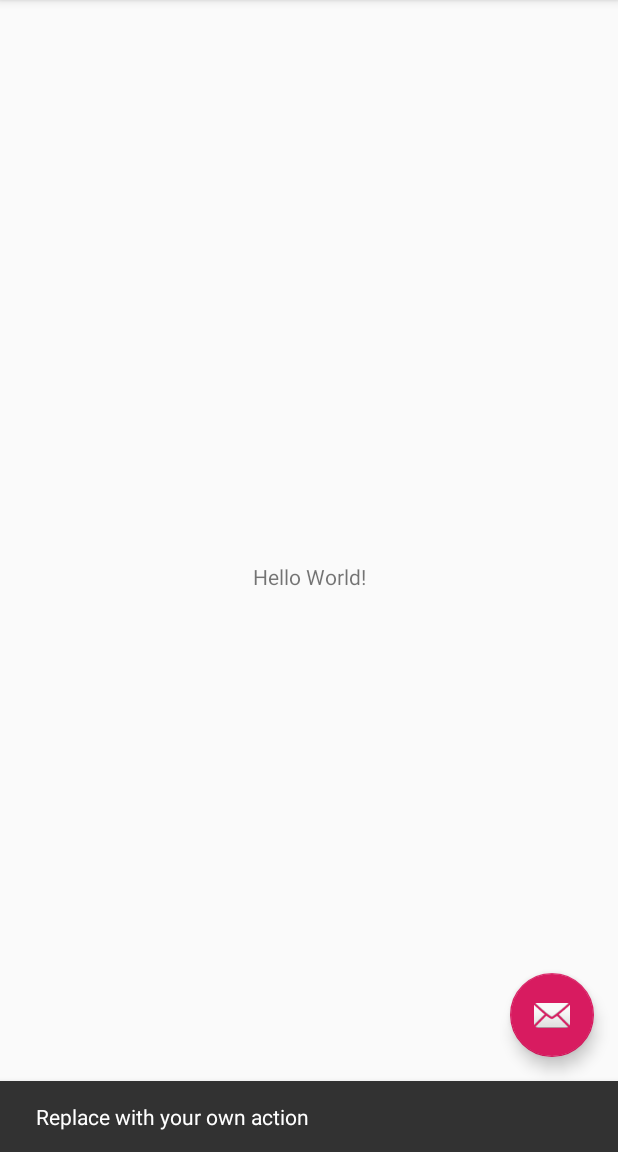
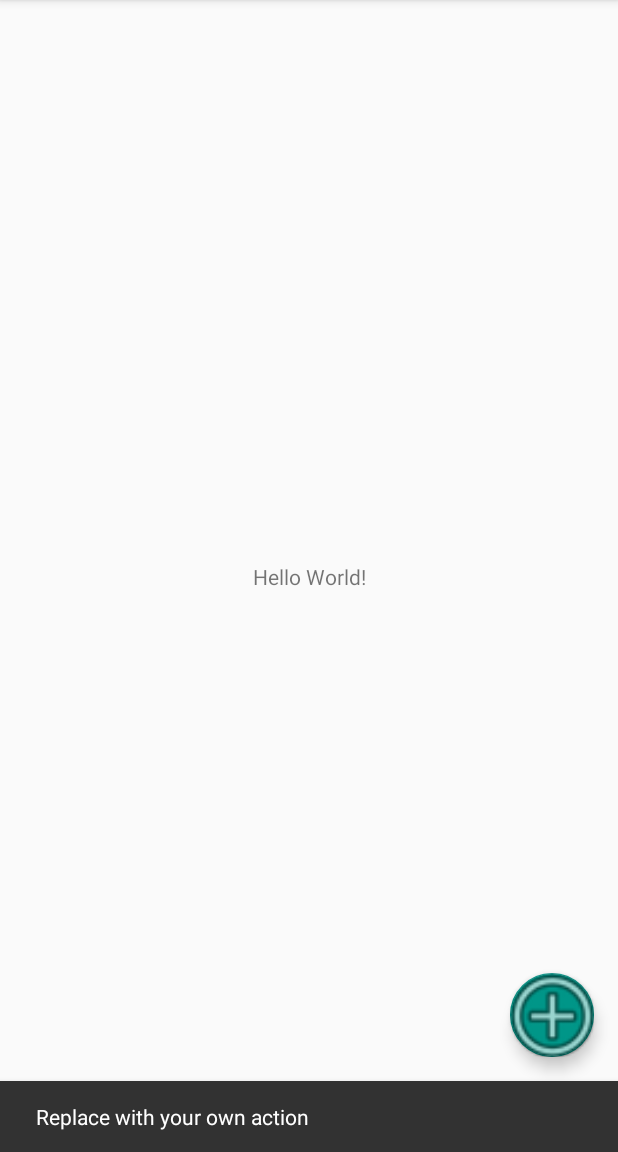
Before and after one commit to manishmaharjan/reminder, an Android app: the screen it shows after launch (MainActivity), after a tap on an icon or button, on a phone screen of 412 x 824 dp, the part 84-1236 px from its top. Run offline under Robolectric (Android 15) with nearby library versions, the phone set to English and light mode, and no system bars.

Commit message:
optimised add button layout

```diff
--- a/app/src/main/res/layout/activity_main.xml
+++ b/app/src/main/res/layout/activity_main.xml
@@ -28,6 +28,10 @@
         android:layout_height="wrap_content"
         android:layout_gravity="bottom|end"
         android:layout_margin="@dimen/fab_margin"
-        app:srcCompat="@android:drawable/ic_dialog_email" />
+        app:backgroundTint="#009688"
+        app:elevation="6dp"
+        app:fabSize="normal"
+        app:maxImageSize="75dp"
+        app:srcCompat="@android:drawable/ic_menu_add" />
 
 </androidx.coordinatorlayout.widget.CoordinatorLayout>
```
